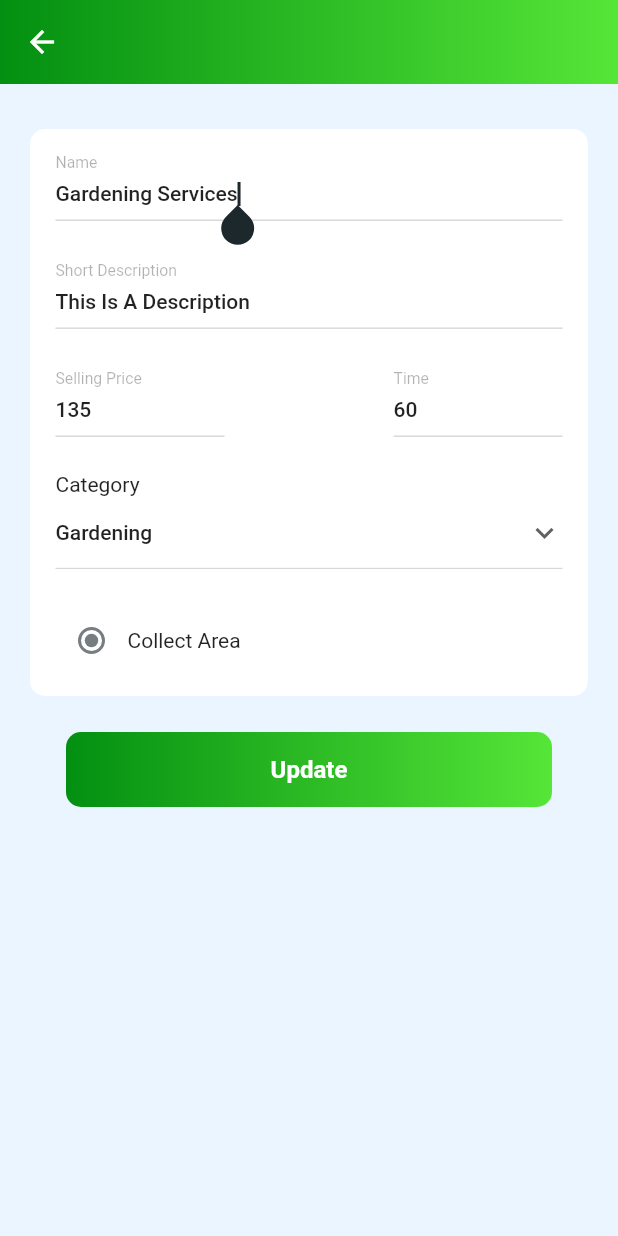
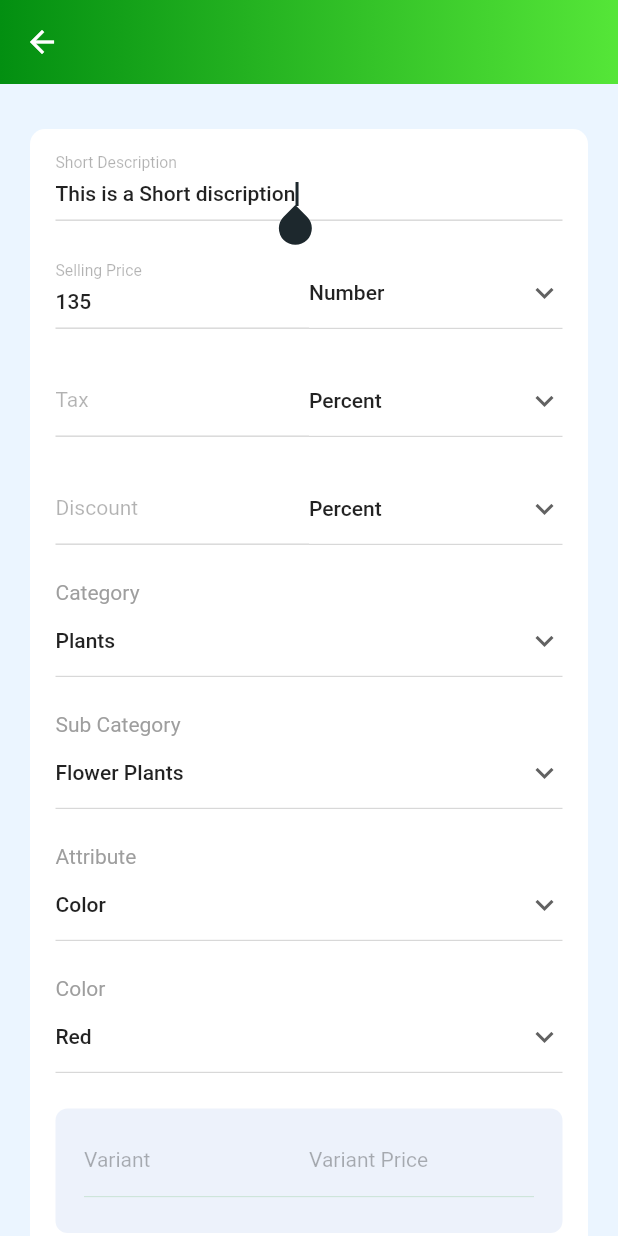
Before and after one commit to jithuhari/demo, a Flutter app: the ProductEditScreen screen opened directly, on a phone screen of 412 x 824 dp. Run offline on Flutter 3.47's test engine with Material 2 defaults, Android fonts, the light colour scheme and no system bars; our stand-ins replace cached_network_image, dotted_border, flutter_multi_formatter, flutter_svg, fluttertoast, get and 2 more.

Commit message:
Add product edit screen

```diff
--- /dev/null
+++ b/lib/ui/product/product_edit_screen.dart
@@ -0,0 +1,341 @@
+import 'package:flutter/material.dart';
+
+import '../../resources/app_colors.dart';
+import '../../resources/app_strings.dart';
+import '../../util/app_appbar.dart';
+import '../../util/app_decorations.dart';
+import '../../util/app_dropdown_textform_field_underline.dart';
+import '../../util/app_textform_field_underline.dart';
+import '../../util/custom_sized_boxes.dart';
+import '../../util/widget_utils.dart';
+import '../../util/widgets/custom_button.dart';
+
+class ProductEditScreen extends StatelessWidget {
+  ProductEditScreen({Key? key}) : super(key: key);
+
+  @override
+  Widget build(BuildContext context) {
+    return Scaffold(
+        backgroundColor: AppColors.bgGreenColor,
+        appBar: const CustomAppBar(autoLeading: true),
+        body: ListView(
+          physics: const AlwaysScrollableScrollPhysics(),
+          shrinkWrap: true,
+          padding: const EdgeInsets.symmetric(horizontal: 20, vertical: 30),
+          children: [
+            item(),
+            const SizedBoxH24(),
+            cropTimeTable(),
+            _bottomButton()
+          ],
+        ));
+  }
+
+  Widget item() {
+    return DecoratedBox(
+      decoration: AppDecoration.decorationColoredButtonRadius10(
+          color: AppColors.bgColor),
+      child: Padding(
+        padding: const EdgeInsets.symmetric(horizontal: 17, vertical: 13),
+        child: Column(
+          mainAxisSize: MainAxisSize.min,
+          mainAxisAlignment: MainAxisAlignment.start,
+          crossAxisAlignment: CrossAxisAlignment.start,
+          children: [
+            productName(),
+            const SizedBoxH24(),
+            _field3(),
+            const SizedBoxH24(),
+            _field4(),
+            const SizedBoxH24(),
+            _field5(),
+            const SizedBoxH24(),
+            const Text(
+              'Category',
+              style: TextStyle(color: Colors.grey),
+            ),
+            _catogory(),
+            const SizedBoxH24(),
+            const Text(
+              'Sub Category',
+              style: TextStyle(color: Colors.grey),
+            ),
+            _subCatogory(),
+            const SizedBoxH24(),
+            const Text(
+              'Attribute',
+              style: TextStyle(color: Colors.grey),
+            ),
+            _attribute(),
+            const SizedBoxH24(),
+            const Text(
+              'Color',
+              style: TextStyle(color: Colors.grey),
+            ),
+            _color(),
+            const SizedBoxH24(),
+            _field8(),
+            const SizedBoxH24(),
+          ],
+        ),
+      ),
+    );
+  }
+
+  Widget cropTimeTable() {
+    return DecoratedBox(
+      decoration: AppDecoration.decorationColoredButtonRadius10(
+          color: AppColors.bgColor),
+      child: Padding(
+        padding: const EdgeInsets.symmetric(horizontal: 17, vertical: 13),
+        child: Column(
+          mainAxisSize: MainAxisSize.min,
+          mainAxisAlignment: MainAxisAlignment.start,
+          crossAxisAlignment: CrossAxisAlignment.start,
+          children: [
+            cropSearch(),
+            const SizedBoxH24(),
+            const Center(child: Text('or')),
+            const SizedBoxH24(),
+            const Center(
+              child: CustomButton(
+                color: Colors.white,
+                width: 100,
+                hight: 40,
+                text: '+ Add New',
+              ),
+            )
+          ],
+        ),
+      ),
+    );
+  }
+
+  Widget _field3() {
+    return Row(
+      children: [
+        Expanded(flex: 1, child: sellingPrice()),
+        Expanded(flex: 1, child: _unit())
+      ],
+    );
+  }
+
+  Widget _field4() {
+    return Row(
+      children: [
+        Expanded(flex: 1, child: _tax()),
+        Expanded(flex: 1, child: _taxType())
+      ],
+    );
+  }
+
+  Widget _field5() {
+    return Row(
+      children: [
+        Expanded(flex: 1, child: _discount()),
+        Expanded(flex: 1, child: _discountType())
+      ],
+    );
+  }
+
+  Widget _field8() {
+    return DecoratedBox(
+      decoration: AppDecoration.decorationColoredButtonRadius8(
+          color: AppColors.editProductBg),
+      child: Padding(
+        padding: const EdgeInsets.fromLTRB(19, 11, 19, 24),
+        child: Row(
+          children: [
+            Expanded(flex: 1, child: _variant()),
+            Expanded(flex: 1, child: _variantPrice())
+          ],
+        ),
+      ),
+    );
+  }
+
+  Widget productName() {
+    return AppTextFormFieldUnderLine(
+      label: 'Short Description',
+      // controller: _contactUsController?.phoneController,
+      hint: 'Short Description',
+      initialValue: 'This is a Short discription',
+      // autoValidate: data == PageState.validationError,
+      // validator: Validator.isValidMobileNumber,
+      inputType: TextInputType.text, borderColor: Colors.black.withOpacity(.3),
+    );
+  }
+
+  Widget cropSearch() {
+    return AppTextFormFieldUnderLine(
+      label: 'Save crop time table',
+      // controller: _contactUsController?.phoneController,
+      hint: 'Search here',
+
+      // autoValidate: data == PageState.validationError,
+      // validator: Validator.isValidMobileNumber,
+      inputType: TextInputType.text, borderColor: Colors.black.withOpacity(.3),
+    );
+  }
+
+  Widget productDescription() {
+    return AppTextFormFieldUnderLine(
+      // controller: _contactUsController?.phoneController,
+      label: AppStrings.shortDescription,
+      hint: AppStrings.shortDescription,
+      // autoValidate: data == PageState.validationError,
+      // validator: Validator.isValidMobileNumber,
+      inputType: TextInputType.text, borderColor: Colors.black.withOpacity(.3),
+    );
+  }
+
+  Widget sellingPrice() {
+    return AppTextFormFieldUnderLine(
+      // controller: _contactUsController?.phoneController,
+      label: AppStrings.sellingPrice,
+      hint: AppStrings.sellingPrice,
+      initialValue: '135',
+      // autoValidate: data == PageState.validationError,
+      // validator: Validator.isValidMobileNumber,
+      inputType: TextInputType.text, borderColor: Colors.black.withOpacity(.3),
+    );
+  }
+
+  Widget _tax() {
+    return AppTextFormFieldUnderLine(
+      // controller: _contactUsController?.phoneController,
+      hint: AppStrings.tax,
+      label: AppStrings.tax,
+      // autoValidate: data == PageState.validationError,
+      // validator: Validator.isValidMobileNumber,
+      inputType: TextInputType.number,
+      borderColor: Colors.black.withOpacity(.3),
+    );
+  }
+
+  Widget _discount() {
+    return AppTextFormFieldUnderLine(
+      // controller: _contactUsController?.phoneController,
+      hint: AppStrings.discount,
+      label: AppStrings.discount,
+      // autoValidate: data == PageState.validationError,
+      // validator: Validator.isValidMobileNumber,
+      inputType: TextInputType.number,
+      borderColor: Colors.black.withOpacity(.3),
+    );
+  }
+
+  Widget _variant() {
+    return AppTextFormFieldUnderLine(
+      // controller: _contactUsController?.phoneController,
+      hint: AppStrings.variant,
+      label: AppStrings.variant,
+      // autoValidate: data == PageState.validationError,
+      // validator: Validator.isValidMobileNumber,
+      inputType: TextInputType.number,
+      borderColor: Colors.green.withOpacity(.3),
+    );
+  }
+
+  Widget _variantPrice() {
+    return AppTextFormFieldUnderLine(
+      // controller: _contactUsController?.phoneController,
+      hint: AppStrings.variantPrice,
+      label: AppStrings.variantPrice,
+      // autoValidate: data == PageState.validationError,
+      // validator: Validator.isValidMobileNumber,
+      inputType: TextInputType.number,
+      borderColor: Colors.green.withOpacity(.3),
+    );
+  }
+
+  Widget _unit() {
+    return const DropdownField(
+      hintText: AppStrings.unit,
+      value: "Number",
+      options: [
+        "Number",
+        "Litre",
+      ],
+    );
+  }
+
+  Widget _taxType() {
+    return const DropdownField(
+      hintText: AppStrings.taxTyp,
+      value: "Percent",
+      options: [
+        "Percent",
+        "Accumulated",
+      ],
+    );
+  }
+
+  Widget _discountType() {
+    return const DropdownField(
+      hintText: AppStrings.discountTyp,
+      value: "Percent",
+      options: [
+        "Percent",
+        "Accumulated",
+      ],
+    );
+  }
+
+  Widget _catogory() {
+    return const DropdownField(
+      hintText: AppStrings.category,
+      value: "Plants",
+      options: [
+        "Plants",
+      ],
+    );
+  }
+
+  Widget _subCatogory() {
+    return const DropdownField(
+      hintText: AppStrings.subCategory,
+      value: "Flower Plants",
+      options: [
+        "Flower Plants",
+      ],
+    );
+  }
+
+  Widget _attribute() {
+    return const DropdownField(
+      hintText: AppStrings.attribute,
+      value: "Color",
+      options: [
+        "Color",
+      ],
+    );
+  }
+
+  Widget _color() {
+    return const DropdownField(
+      hintText: AppStrings.volume,
+      value: "Red",
+      options: [
+        "Red",
+      ],
+    );
+  }
+
+  Widget _bottomButton() {
+    return Padding(
+      padding: const EdgeInsets.all(24),
+      child: Row(
+        children: [
+          Expanded(
+            flex: 1,
+            child: WidgetUtils.linearGradiantButton(
+                textColor: AppColors.bgColor,
+                text: 'Update',
+                gradient: AppColors.loginCardGradient),
+          ),
+        ],
+      ),
+    );
+  }
+}
--- a/lib/ui/product/product_list_screen.dart
+++ b/lib/ui/product/product_list_screen.dart
@@ -1,6 +1,7 @@
 import 'package:flutter/material.dart';
 import 'package:get/get.dart';
-import 'package:orgayur_vendor_app/ui/product/products_edit_screen.dart';
+import 'package:orgayur_vendor_app/ui/product/product_edit_screen.dart';
+import 'package:orgayur_vendor_app/ui/product/service_edit_screen.dart';
 
 import '../../resources/app_colors.dart';
 import '../../resources/app_strings.dart';
@@ -52,7 +53,9 @@ class ProductListScreen extends StatelessWidget {
                   mainAxisAlignment: MainAxisAlignment.center,
                   children: [
                     GestureDetector(
-                      onTap: () {},
+                      onTap: () {
+                         Get.to(ProductEditScreen());
+                      },
                       child: CircleAvatar(
                           radius: 30,
                           backgroundColor: AppColors.primaryColor,
@@ -124,7 +127,7 @@ class ProductListScreen extends StatelessWidget {
                   children: [
                     GestureDetector(
                       onTap: () {
-                        Get.to(ProductEditScreen());
+                        Get.to(ServiceEditScreen());
                       },
                       child: CircleAvatar(
                           radius: 30,
--- a/lib/ui/product/products_edit_screen.dart
+++ b/lib/ui/product/service_edit_screen.dart
@@ -10,8 +10,8 @@ import '../../util/app_textform_field_underline.dart';
 import '../../util/custom_sized_boxes.dart';
 import '../../util/widget_utils.dart';
 
-class ProductEditScreen extends StatelessWidget {
-  ProductEditScreen({Key? key}) : super(key: key);
+class ServiceEditScreen extends StatelessWidget {
+  ServiceEditScreen({Key? key}) : super(key: key);
 
   @override
   Widget build(BuildContext context) {
@@ -22,17 +22,11 @@ class ProductEditScreen extends StatelessWidget {
           physics: const AlwaysScrollableScrollPhysics(),
           shrinkWrap: true,
           padding: const EdgeInsets.symmetric(horizontal: 20, vertical: 30),
-          children: [
-            item(),
-
-
-
-            _bottomButton()
-          ],
+          children: [item(), _bottomButton()],
         ));
   }
 
-  Widget productImage(){
+  Widget productImage() {
     return Container();
   }
 
@@ -75,18 +69,13 @@ class ProductEditScreen extends StatelessWidget {
 
   Widget _field4() {
     return Row(
-      children: [
-        Expanded(flex: 1, child: category())
-      ],
+      children: [Expanded(flex: 1, child: category())],
     );
   }
 
-   Widget _field5() {
+  Widget _field5() {
     return Row(
-      children: [
-        RadiobuttonWidget(),
-        const Text('Collect Area')
-      ],
+      children: [RadiobuttonWidget(), const Text('Collect Area')],
     );
   }
 
@@ -138,8 +127,6 @@ class ProductEditScreen extends StatelessWidget {
     );
   }
 
-
-
   Widget category() {
     return const DropdownField(
       hintText: AppStrings.taxTyp,
@@ -151,10 +138,13 @@ class ProductEditScreen extends StatelessWidget {
     );
   }
 
-   Widget RadiobuttonWidget() {
-    return Radio(value: 'collect Area', groupValue: 'collect Area', onChanged: (item ){
-      item= 'collectArea';
-    });
+  Widget RadiobuttonWidget() {
+    return Radio(
+        value: 'collect Area',
+        groupValue: 'collect Area',
+        onChanged: (item) {
+          item = 'collectArea';
+        });
   }
 
   Widget _discountType() {
```
